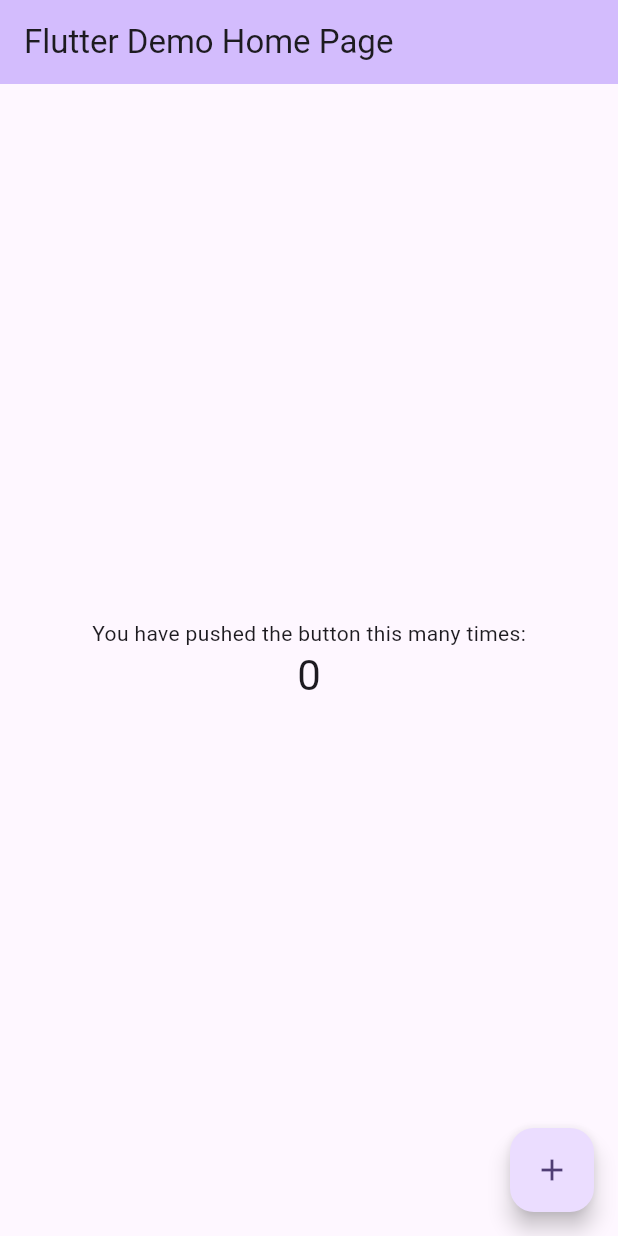
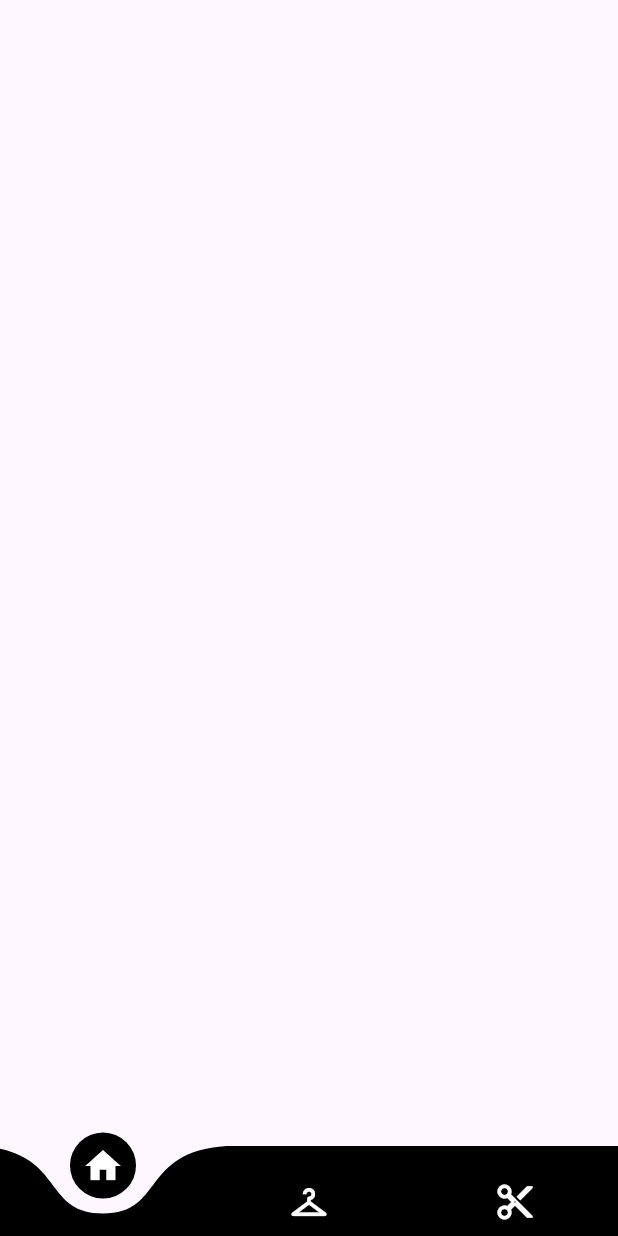
Before and after one commit to ZEENATH-964/Belvoir_application, a Flutter app: the screen it shows after launch, on a phone screen of 412 x 824 dp. Run offline on Flutter 3.47's test engine with Material 3 defaults, Android fonts, the phone set to English and light mode, and no system bars; drawn by our look-alikes of curved_navigation_bar.

Commit message:
bottompage

```diff
--- /dev/null
+++ b/lib/User/UserView/userbottom/user_bottom.dart
@@ -0,0 +1,44 @@
+import 'dart:ui';
+
+import 'package:belvoir_app/User/UserView/userhome/user_home.dart';
+import 'package:belvoir_app/User/UserView/userrentel/user_rentel.dart';
+import 'package:belvoir_app/User/UserView/usertiloring/user_tiloring.dart';
+import 'package:belvoir_app/User/User_ViewModel/userbottomprovider/user_bottom_provider.dart';
+import 'package:belvoir_app/constants/text_constants.dart';
+import 'package:curved_navigation_bar/curved_navigation_bar.dart';
+import 'package:flutter/material.dart';
+import 'package:provider/provider.dart';
+
+class UserBottom extends StatelessWidget {
+ UserBottom({super.key});
+
+final pages=[
+  UserHome(),
+  UserRentel(),
+  UserTiloring()
+];
+  @override
+  Widget build(BuildContext context) {
+    final navProvider=Provider.of<UserBottomProvider>(context);
+    return Scaffold(
+   body:pages[navProvider.currentIndex] ,
+  bottomNavigationBar: CurvedNavigationBar(
+        index: navProvider.currentIndex,
+        height: 60,
+        backgroundColor: Colors.transparent,
+        color: Colors.black,
+        buttonBackgroundColor: Colors.black,
+        animationDuration: const Duration(milliseconds: 300),
+        animationCurve: Curves.easeInOut,
+
+        onTap: (index) {
+          navProvider.changeIndex(index);
+        },
+    items: [
+     Icon(Icons.home, size: 28, color: Colors.white),
+          Icon(Icons.checkroom, size: 28, color: Colors.white),
+          Icon(Icons.content_cut, size: 28, color: Colors.white),
+   ]),
+    );
+  }
+}
--- /dev/null
+++ b/lib/User/UserView/userhome/user_home.dart
@@ -0,0 +1,10 @@
+import 'package:flutter/material.dart';
+
+class UserHome extends StatelessWidget {
+  const UserHome({super.key});
+
+  @override
+  Widget build(BuildContext context) {
+    return Scaffold();
+  }
+}
--- /dev/null
+++ b/lib/User/UserView/userrentel/user_rentel.dart
@@ -0,0 +1,10 @@
+import 'package:flutter/material.dart';
+
+class UserRentel extends StatelessWidget {
+  const UserRentel({super.key});
+
+  @override
+  Widget build(BuildContext context) {
+    return Scaffold();
+  }
+}
--- /dev/null
+++ b/lib/User/UserView/usertiloring/user_tiloring.dart
@@ -0,0 +1,10 @@
+import 'package:flutter/material.dart';
+
+class UserTiloring extends StatelessWidget {
+  const UserTiloring({super.key});
+
+  @override
+  Widget build(BuildContext context) {
+    return Scaffold();
+  }
+}
--- /dev/null
+++ b/lib/User/User_ViewModel/userbottomprovider/user_bottom_provider.dart
@@ -0,0 +1,10 @@
+import 'package:flutter/material.dart';
+
+class UserBottomProvider extends ChangeNotifier {
+  int currentIndex=0;
+
+  void changeIndex(int index) {
+    currentIndex = index;
+    notifyListeners();
+  }
+}
--- /dev/null
+++ b/lib/constants/text_constants.dart
@@ -0,0 +1,5 @@
+class TextConstants {
+  static const home="HOme";
+  static const rental="Rental";
+  static const tiloring="Tailoring";
+}
--- a/lib/main.dart
+++ b/lib/main.dart
@@ -1,107 +1,27 @@
+import 'package:belvoir_app/User/UserView/userbottom/user_bottom.dart';
+import 'package:belvoir_app/User/User_ViewModel/userbottomprovider/user_bottom_provider.dart';
 import 'package:flutter/material.dart';
+import 'package:provider/provider.dart';
 
-void main() {
-  runApp(const MyApp());
+void main(){
+  runApp(MyApp());
 }
 
 class MyApp extends StatelessWidget {
   const MyApp({super.key});
 
-  // This widget is the root of your application.
   @override
   Widget build(BuildContext context) {
-    return MaterialApp(
-      title: 'Flutter Demo',
-      theme: ThemeData(
-        colorScheme: ColorScheme.fromSeed(seedColor: Colors.deepPurple),
+    return MultiProvider(
+      providers: [
+        ChangeNotifierProvider(create: (context)=>UserBottomProvider())
+      ],
+      child: MaterialApp(
+        debugShowCheckedModeBanner: false,
+        home: UserBottom(),
       ),
-      home: const MyHomePage(title: 'Flutter Demo Home Page'),
     );
+
+
   }
 }
-
-class MyHomePage extends StatefulWidget {
-  const MyHomePage({super.key, required this.title});
-
-  // This widget is the home page of your application. It is stateful, meaning
-  // that it has a State object (defined below) that contains fields that affect
-  // how it looks.
-
-  // This class is the configuration for the state. It holds the values (in this
-  // case the title) provided by the parent (in this case the App widget) and
-  // used by the build method of the State. Fields in a Widget subclass are
-  // always marked "final".
-
-  final String title;
-
-  @override
-  State<MyHomePage> createState() => _MyHomePageState();
-}
-
-class _MyHomePageState extends State<MyHomePage> {
-  int _counter = 0;
-
-  void _incrementCounter() {
-    setState(() {
-      // This call to setState tells the Flutter framework that something has
-      // changed in this State, which causes it to rerun the build method below
-      // so that the display can reflect the updated values. If we changed
-      // _counter without calling setState(), then the build method would not be
-      // called again, and so nothing would appear to happen.
-      _counter++;
-    });
-  }
-
-  @override
-  Widget build(BuildContext context) {
-    // This method is rerun every time setState is called, for instance as done
-    // by the _incrementCounter method above.
-    //
-    // The Flutter framework has been optimized to make rerunning build methods
-    // fast, so that you can just rebuild anything that needs updating rather
-    // than having to individually change instances of widgets.
-    return Scaffold(
-      appBar: AppBar(
-        // TRY THIS: Try changing the color here to a specific color (to
-        // Colors.amber, perhaps?) and trigger a hot reload to see the AppBar
-        // change color while the other colors stay the same.
-        backgroundColor: Theme.of(context).colorScheme.inversePrimary,
-        // Here we take the value from the MyHomePage object that was created by
-        // the App.build method, and use it to set our appbar title.
-        title: Text(widget.title),
-      ),
-      body: Center(
-        // Center is a layout widget. It takes a single child and positions it
-        // in the middle of the parent.
-        child: Column(
-          // Column is also a layout widget. It takes a list of children and
-          // arranges them vertically. By default, it sizes itself to fit its
-          // children horizontally, and tries to be as tall as its parent.
-          //
-          // Column has various properties to control how it sizes itself and
-          // how it positions its children. Here we use mainAxisAlignment to
-          // center the children vertically; the main axis here is the vertical
-          // axis because Columns are vertical (the cross axis would be
-          // horizontal).
-          //
-          // TRY THIS: Invoke "debug painting" (choose the "Toggle Debug Paint"
-          // action in the IDE, or press "p" in the console), to see the
-          // wireframe for each widget.
-          mainAxisAlignment: MainAxisAlignment.center,
-          children: <Widget>[
-            const Text('You have pushed the button this many times:'),
-            Text(
-              '$_counter',
-              style: Theme.of(context).textTheme.headlineMedium,
-            ),
-          ],
-        ),
-      ),
-      floatingActionButton: FloatingActionButton(
-        onPressed: _incrementCounter,
-        tooltip: 'Increment',
-        child: const Icon(Icons.add),
-      ), // This trailing comma makes auto-formatting nicer for build methods.
-    );
-  }
-}
--- a/pubspec.yaml
+++ b/pubspec.yaml
@@ -34,6 +34,8 @@ dependencies:
   # The following adds the Cupertino Icons font to your application.
   # Use with the CupertinoIcons class for iOS style icons.
   cupertino_icons: ^1.0.8
+  provider: ^6.1.5
+  curved_navigation_bar: ^1.0.6
 
 dev_dependencies:
   flutter_test:
```
Also changed, not shown: pubspec.lock, 1 other file.
